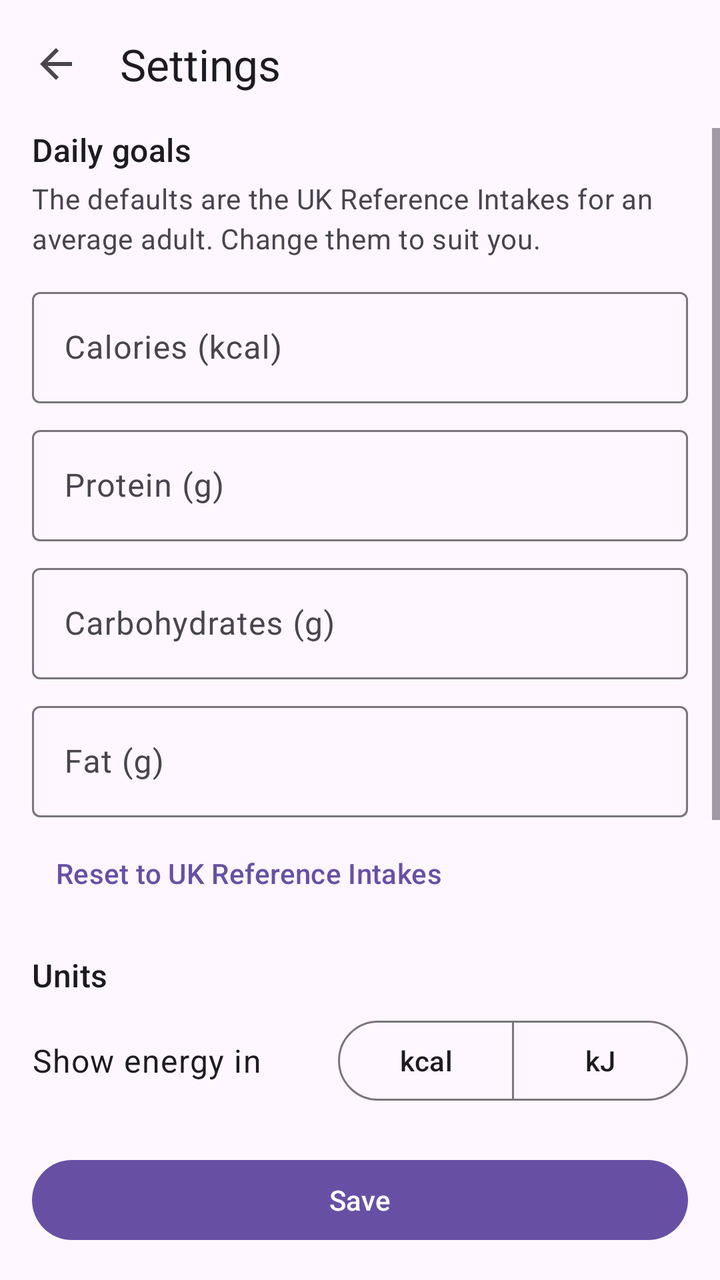
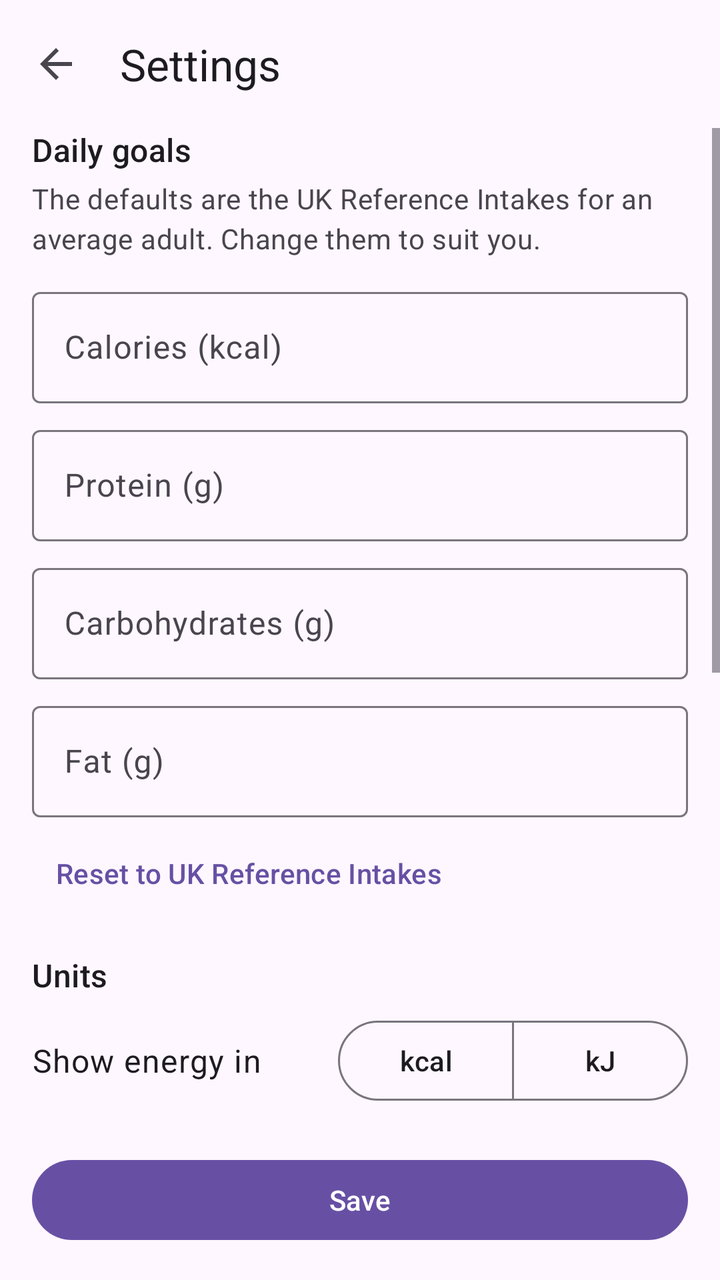

Screens rendered from an Android XML layout before and after an edit, with the pre-edit source and the edit as a unified diff.
<!-- AndroidManifest.xml: application theme Theme.Nutrimpact -->
<!-- res/layout/activity_settings.xml -->
<?xml version="1.0" encoding="utf-8"?>
<LinearLayout xmlns:android="http://schemas.android.com/apk/res/android"
    xmlns:app="http://schemas.android.com/apk/res-auto"
    xmlns:tools="http://schemas.android.com/tools"
    android:layout_width="match_parent"
    android:layout_height="match_parent"
    android:orientation="vertical"
    tools:context=".SettingsActivity">

    <com.google.android.material.appbar.MaterialToolbar
        android:id="@+id/toolbarSettings"
        android:layout_width="match_parent"
        android:layout_height="?attr/actionBarSize"
        app:navigationContentDescription="@string/add_food_back"
        app:navigationIcon="?attr/homeAsUpIndicator"
        app:title="@string/settings_title" />

    <ScrollView
        android:layout_width="match_parent"
        android:layout_height="0dp"
        android:layout_weight="1">

        <LinearLayout
            android:layout_width="match_parent"
            android:layout_height="wrap_content"
            android:orientation="vertical"
            android:paddingHorizontal="16dp"
            android:paddingBottom="16dp">

            
            <TextView
                android:layout_width="match_parent"
                android:layout_height="wrap_content"
                android:accessibilityHeading="true"
                android:text="@string/settings_goals_heading"
                android:textAppearance="?attr/textAppearanceTitleMedium" />

            <TextView
                android:layout_width="match_parent"
                android:layout_height="wrap_content"
                android:layout_marginTop="4dp"
                android:text="@string/settings_goals_help"
                android:textAppearance="?attr/textAppearanceBodyMedium"
                android:textColor="?attr/colorOnSurfaceVariant" />

            <com.google.android.material.textfield.TextInputLayout
                android:id="@+id/layoutCalorieGoal"
                style="@style/Widget.Material3.TextInputLayout.OutlinedBox"
                android:layout_width="match_parent"
                android:layout_height="wrap_content"
                android:layout_marginTop="12dp"
                android:hint="@string/settings_calorie_goal">

                <com.google.android.material.textfield.TextInputEditText
                    android:id="@+id/editCalorieGoal"
                    android:layout_width="match_parent"
                    android:layout_height="wrap_content"
                    android:inputType="number"
                    android:maxLength="5" />

            </com.google.android.material.textfield.TextInputLayout>

            <com.google.android.material.textfield.TextInputLayout
                android:id="@+id/layoutProteinGoal"
                style="@style/Widget.Material3.TextInputLayout.OutlinedBox"
                android:layout_width="match_parent"
                android:layout_height="wrap_content"
                android:layout_marginTop="8dp"
                android:hint="@string/settings_protein_goal">

                <com.google.android.material.textfield.TextInputEditText
                    android:id="@+id/editProteinGoal"
                    android:layout_width="match_parent"
                    android:layout_height="wrap_content"
                    android:inputType="number"
                    android:maxLength="4" />

            </com.google.android.material.textfield.TextInputLayout>

            <com.google.android.material.textfield.TextInputLayout
                android:id="@+id/layoutCarbsGoal"
                style="@style/Widget.Material3.TextInputLayout.OutlinedBox"
                android:layout_width="match_parent"
                android:layout_height="wrap_content"
                android:layout_marginTop="8dp"
                android:hint="@string/settings_carbs_goal">

                <com.google.android.material.textfield.TextInputEditText
                    android:id="@+id/editCarbsGoal"
                    android:layout_width="match_parent"
                    android:layout_height="wrap_content"
                    android:inputType="number"
                    android:maxLength="4" />

            </com.google.android.material.textfield.TextInputLayout>

            <com.google.android.material.textfield.TextInputLayout
                android:id="@+id/layoutFatGoal"
                style="@style/Widget.Material3.TextInputLayout.OutlinedBox"
                android:layout_width="match_parent"
                android:layout_height="wrap_content"
                android:layout_marginTop="8dp"
                android:hint="@string/settings_fat_goal">

                <com.google.android.material.textfield.TextInputEditText
                    android:id="@+id/editFatGoal"
                    android:layout_width="match_parent"
                    android:layout_height="wrap_content"
                    android:inputType="number"
                    android:maxLength="4" />

            </com.google.android.material.textfield.TextInputLayout>

            <Button
                android:id="@+id/buttonResetGoals"
                style="@style/Widget.Material3.Button.TextButton"
                android:layout_width="wrap_content"
                android:layout_height="wrap_content"
                android:layout_marginTop="4dp"
                android:text="@string/settings_reset_goals" />

            
            <TextView
                android:layout_width="match_parent"
                android:layout_height="wrap_content"
                android:layout_marginTop="16dp"
                android:accessibilityHeading="true"
                android:text="@string/settings_units_heading"
                android:textAppearance="?attr/textAppearanceTitleMedium" />

            <LinearLayout
                android:layout_width="match_parent"
                android:layout_height="wrap_content"
                android:layout_marginTop="8dp"
                android:gravity="center_vertical"
                android:orientation="horizontal">

                <TextView
                    android:layout_width="0dp"
                    android:layout_height="wrap_content"
                    android:layout_weight="1"
                    android:labelFor="@id/toggleEnergyUnit"
                    android:text="@string/settings_energy_unit"
                    android:textAppearance="?attr/textAppearanceBodyLarge" />

                <com.google.android.material.button.MaterialButtonToggleGroup
                    android:id="@+id/toggleEnergyUnit"
                    android:layout_width="wrap_content"
                    android:layout_height="wrap_content"
                    app:selectionRequired="true"
                    app:singleSelection="true">

                    <Button
                        android:id="@+id/buttonUnitKcal"
                        style="@style/Widget.Material3.Button.OutlinedButton"
                        android:layout_width="wrap_content"
                        android:layout_height="wrap_content"
                        android:text="@string/settings_unit_kcal" />

                    <Button
                        android:id="@+id/buttonUnitKj"
                        style="@style/Widget.Material3.Button.OutlinedButton"
                        android:layout_width="wrap_content"
                        android:layout_height="wrap_content"
                        android:text="@string/settings_unit_kj" />

                </com.google.android.material.button.MaterialButtonToggleGroup>

            </LinearLayout>

            <LinearLayout
                android:layout_width="match_parent"
                android:layout_height="wrap_content"
                android:layout_marginTop="8dp"
                android:gravity="center_vertical"
                android:orientation="horizontal">

                <TextView
                    android:layout_width="0dp"
                    android:layout_height="wrap_content"
                    android:layout_weight="1"
                    android:labelFor="@id/togglePortionUnit"
                    android:text="@string/settings_portion_unit"
                    android:textAppearance="?attr/textAppearanceBodyLarge" />

                <com.google.android.material.button.MaterialButtonToggleGroup
                    android:id="@+id/togglePortionUnit"
                    android:layout_width="wrap_content"
                    android:layout_height="wrap_content"
                    app:selectionRequired="true"
                    app:singleSelection="true">

                    <Button
                        android:id="@+id/buttonPortionGrams"
                        style="@style/Widget.Material3.Button.OutlinedButton"
                        android:layout_width="wrap_content"
                        android:layout_height="wrap_content"
                        android:text="@string/add_food_unit_grams" />

                    <Button
                        android:id="@+id/buttonPortionOunces"
                        style="@style/Widget.Material3.Button.OutlinedButton"
                        android:layout_width="wrap_content"
                        android:layout_height="wrap_content"
                        android:text="@string/add_food_unit_ounces" />

                </com.google.android.material.button.MaterialButtonToggleGroup>

            </LinearLayout>

            
            <TextView
                android:layout_width="match_parent"
                android:layout_height="wrap_content"
                android:layout_marginTop="24dp"
                android:accessibilityHeading="true"
                android:text="@string/settings_privacy_heading"
                android:textAppearance="?attr/textAppearanceTitleMedium" />

            <TextView
                android:layout_width="match_parent"
                android:layout_height="wrap_content"
                android:layout_marginTop="4dp"
                android:text="@string/settings_privacy_text"
                android:textAppearance="?attr/textAppearanceBodyMedium"
                android:textColor="?attr/colorOnSurfaceVariant" />

        </LinearLayout>

    </ScrollView>

    <Button
        android:id="@+id/buttonSaveSettings"
        android:layout_width="match_parent"
        android:layout_height="wrap_content"
        android:layout_margin="16dp"
        android:text="@string/settings_save" />

</LinearLayout>
<!-- resources referenced by this layout -->
<resources>
  <string name="add_food_back">Back</string>
  <string name="add_food_unit_grams">g</string>
  <string name="add_food_unit_ounces">oz</string>
  <string name="settings_calorie_goal">Calories (kcal)</string>
  <string name="settings_carbs_goal">Carbohydrates (g)</string>
  <string name="settings_energy_unit">Show energy in</string>
  <string name="settings_fat_goal">Fat (g)</string>
  <string name="settings_goals_heading">Daily goals</string>
  <string name="settings_goals_help">The defaults are the UK Reference Intakes for an average adult. Change them to suit you.</string>
  <string name="settings_portion_unit">Start portions in</string>
  <string name="settings_privacy_heading">Your data</string>
  <string name="settings_privacy_text">Nutrimpact has no accounts. Your food log, goals and settings are stored only on this phone and are never uploaded. Only the words or barcodes you search for are sent to Open Food Facts to look up products.</string>
  <string name="settings_protein_goal">Protein (g)</string>
  <string name="settings_reset_goals">Reset to UK Reference Intakes</string>
  <string name="settings_save">Save</string>
  <string name="settings_title">Settings</string>
  <string name="settings_unit_kcal">kcal</string>
  <string name="settings_unit_kj">kJ</string>
  <string name="settings_units_heading">Units</string>
  <style name="Theme.Nutrimpact" parent="Base.Theme.Nutrimpact" />
  <style name="Base.Theme.Nutrimpact" parent="Theme.Material3.DayNight.NoActionBar">
          
          
      </style>
</resources>

<!-- the commit's change to res/layout/activity_settings.xml (unified diff, before → after) -->
@@ -225,6 +225,23 @@
                 android:textAppearance="?attr/textAppearanceBodyMedium"
                 android:textColor="?attr/colorOnSurfaceVariant" />
 
+            
+            <Button
+                android:id="@+id/buttonExportCsv"
+                style="@style/Widget.Material3.Button.OutlinedButton"
+                android:layout_width="wrap_content"
+                android:layout_height="wrap_content"
+                android:layout_marginTop="12dp"
+                android:text="@string/settings_export_button" />
+
+            <TextView
+                android:layout_width="match_parent"
+                android:layout_height="wrap_content"
+                android:layout_marginTop="4dp"
+                android:text="@string/settings_export_help"
+                android:textAppearance="?attr/textAppearanceBodySmall"
+                android:textColor="?attr/colorOnSurfaceVariant" />
+
         </LinearLayout>
 
     </ScrollView>
<!-- resource entries referenced after the edit -->
@@ -6,12 +6,14 @@
   <string name="settings_calorie_goal">Calories (kcal)</string>
   <string name="settings_carbs_goal">Carbohydrates (g)</string>
   <string name="settings_energy_unit">Show energy in</string>
+  <string name="settings_export_button">Export food log (CSV)</string>
+  <string name="settings_export_help">Saves everything you\'ve logged as a spreadsheet file. You choose where it goes, e.g. Downloads or Google Drive.</string>
   <string name="settings_fat_goal">Fat (g)</string>
   <string name="settings_goals_heading">Daily goals</string>
   <string name="settings_goals_help">The defaults are the UK Reference Intakes for an average adult. Change them to suit you.</string>
   <string name="settings_portion_unit">Start portions in</string>
   <string name="settings_privacy_heading">Your data</string>
-  <string name="settings_privacy_text">Nutrimpact has no accounts. Your food log, goals and settings are stored only on this phone and are never uploaded. Only the words or barcodes you search for are sent to Open Food Facts to look up products.</string>
+  <string name="settings_privacy_text">Nutrimpact has no accounts and no server. Your food log, goals and settings are stored on this phone. If backup is turned on in your phone\'s settings, they\'re included in your phone\'s own Google backup, which is end-to-end encrypted with your screen lock, so they come back when you set up a new phone. Only the words or barcodes you search for are sent to Open Food Facts to look up products.</string>
   <string name="settings_protein_goal">Protein (g)</string>
   <string name="settings_reset_goals">Reset to UK Reference Intakes</string>
   <string name="settings_save">Save</string>
